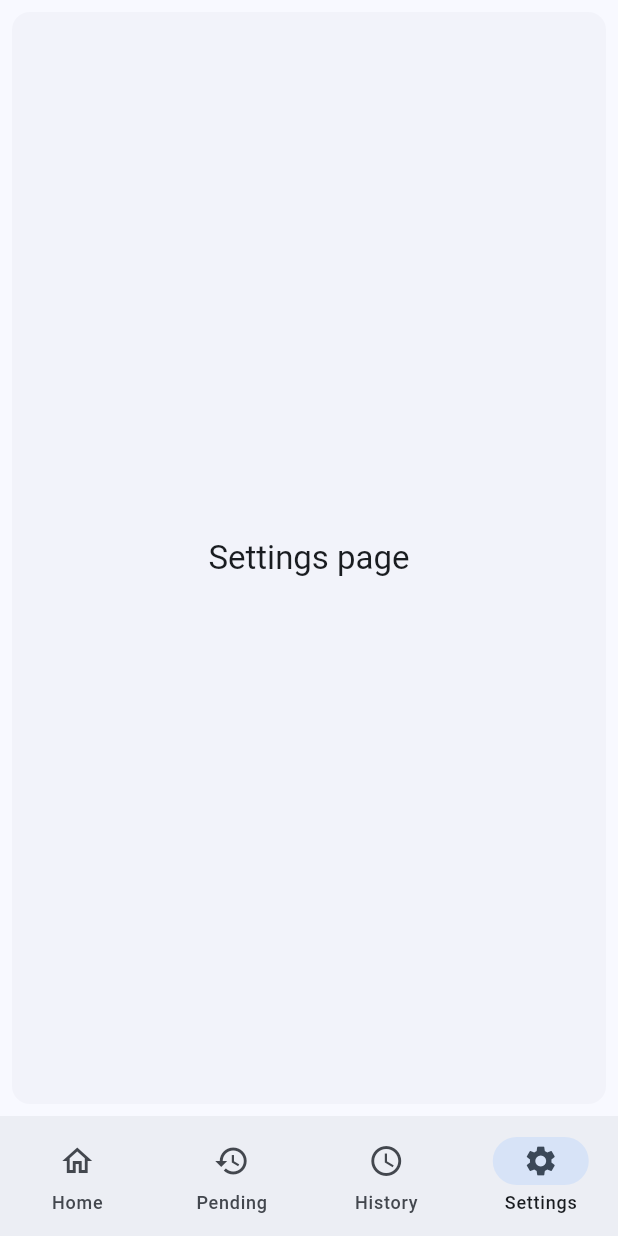
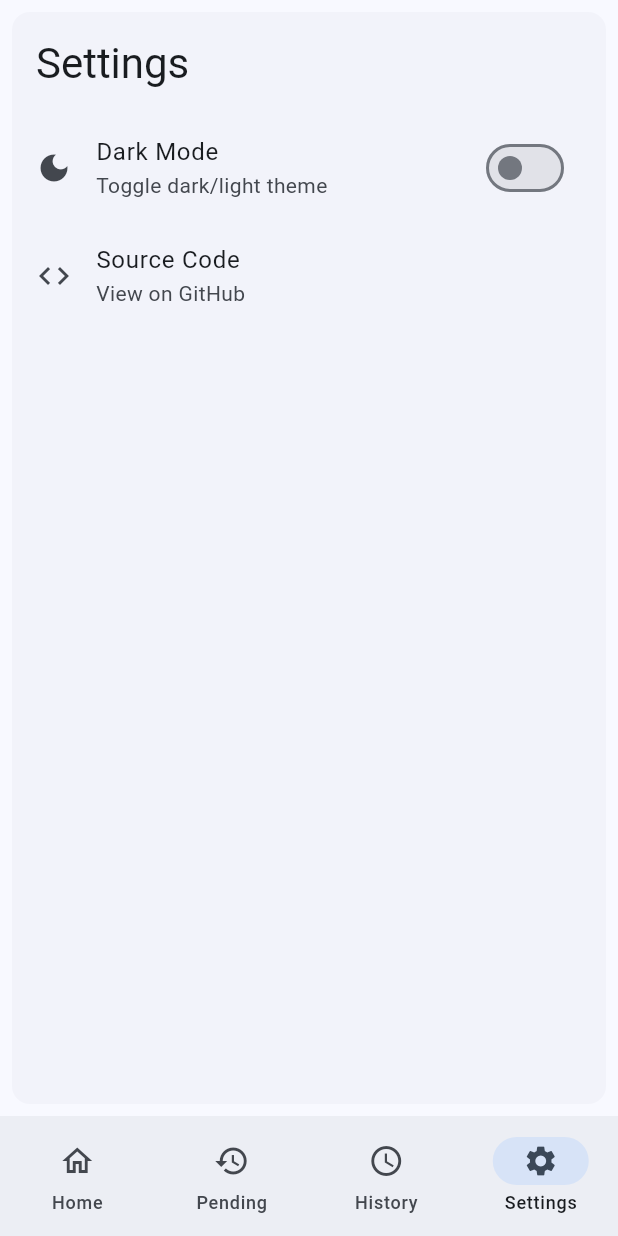
Before and after one commit to blucin/Download-Manager, a Flutter app: the screen it shows after launch, item 4 of the bottom bar chosen, on a phone screen of 412 x 824 dp. Run offline on Flutter 3.47's test engine with Material 3 defaults, Android fonts, the light colour scheme and no system bars; our stand-ins replace flutter_riverpod, open_file, permission_handler, shared_preferences; missing offline and left inert: background_downloader.

Commit message:
v3 app settings working remove unnecessary files

```diff
--- a/lib/main.dart
+++ b/lib/main.dart
@@ -7,7 +7,8 @@ import './pages/home.dart';
 import './pages/history.dart';
 import './pages/pending.dart';
 import './pages/settings.dart';
-import './providers.dart';
+import 'providers/providers.dart';
+import 'providers/theme_provider.dart';
 
 void main() async {
   WidgetsFlutterBinding.ensureInitialized();
@@ -36,16 +37,18 @@ void main() async {
       overrides: [
         sharedPreferencesProvider.overrideWithValue(prefs),
       ],
-      child: const NavigationBarApp(),
+      child: const MyApp(),
     ),
   );
 }
 
-class NavigationBarApp extends StatelessWidget {
-  const NavigationBarApp({super.key});
+class MyApp extends ConsumerWidget {
+  const MyApp({super.key});
 
   @override
-  Widget build(BuildContext context) {
+  Widget build(BuildContext context, WidgetRef ref) {
+    final isDarkMode = ref.watch(themeProvider);
+
     return MaterialApp(
       theme: ThemeData(
         useMaterial3: true,
@@ -57,6 +60,7 @@ class NavigationBarApp extends StatelessWidget {
         colorSchemeSeed: Colors.blue,
         brightness: Brightness.dark,
       ),
+      themeMode: isDarkMode ? ThemeMode.dark : ThemeMode.light,
       home: const NavigationExample(),
     );
   }
--- a/lib/pages/home.dart
+++ b/lib/pages/home.dart
@@ -1,7 +1,7 @@
 import 'package:background_downloader/background_downloader.dart';
 import 'package:flutter/material.dart';
 import 'package:flutter_riverpod/flutter_riverpod.dart';
-import '../providers.dart';
+import '../providers/providers.dart';
 
 class Home extends ConsumerStatefulWidget {
   const Home({super.key});
--- a/lib/pages/pending.dart
+++ b/lib/pages/pending.dart
@@ -1,6 +1,6 @@
 import 'package:flutter/material.dart';
 import 'package:flutter_riverpod/flutter_riverpod.dart';
-import '../providers.dart';
+import '../providers/providers.dart';
 import 'package:background_downloader/background_downloader.dart';
 
 class Pending extends ConsumerWidget {
--- a/lib/pages/settings.dart
+++ b/lib/pages/settings.dart
@@ -1,22 +1,63 @@
 import 'package:flutter/material.dart';
+import 'package:url_launcher/url_launcher.dart';
+import 'package:flutter_riverpod/flutter_riverpod.dart';
+import '../providers/theme_provider.dart';
 
-class Settings extends StatelessWidget {
+class Settings extends StatefulWidget {
   const Settings({super.key});
 
   @override
+  State<Settings> createState() => _SettingsState();
+}
+
+class _SettingsState extends State<Settings> {
+  @override
   Widget build(BuildContext context) {
-    final ThemeData theme = Theme.of(context);
-    return (Card(
-      shadowColor: Colors.transparent,
-      margin: const EdgeInsets.all(8.0),
-      child: SizedBox.expand(
-        child: Center(
-          child: Text(
-            'Settings page',
-            style: theme.textTheme.titleLarge,
+    return Consumer(
+      builder: (context, ref, child) {
+        final isDarkMode = ref.watch(themeProvider);
+        final theme = Theme.of(context);
+
+        return Card(
+          shadowColor: Colors.transparent,
+          margin: const EdgeInsets.all(8.0),
+          child: ListView(
+            children: [
+              Padding(
+                padding: const EdgeInsets.all(16.0),
+                child: Text(
+                  'Settings',
+                  style: theme.textTheme.headlineMedium,
+                ),
+              ),
+              SwitchListTile(
+                title: const Text('Dark Mode'),
+                subtitle: const Text('Toggle dark/light theme'),
+                secondary: const Icon(Icons.dark_mode),
+                value: isDarkMode,
+                onChanged: (_) {
+                  ref.read(themeProvider.notifier).toggleTheme();
+                },
+              ),
+              ListTile(
+                leading: const Icon(Icons.code),
+                title: const Text('Source Code'),
+                subtitle: const Text('View on GitHub'),
+                onTap: () async {
+                  final Uri url = Uri.parse('https://github.com/blucin/sem7-mad-app');
+                  if (!await launchUrl(url)) {
+                    if (context.mounted) {
+                      ScaffoldMessenger.of(context).showSnackBar(
+                        const SnackBar(content: Text('Could not open GitHub')),
+                      );
+                    }
+                  }
+                },
+              ),
+            ],
           ),
-        ),
-      ),
-    ));
+        );
+      },
+    );
   }
 }
--- /dev/null
+++ b/lib/providers/theme_provider.dart
@@ -0,0 +1,20 @@
+import 'package:flutter_riverpod/flutter_riverpod.dart';
+import 'package:shared_preferences/shared_preferences.dart';
+import 'providers.dart';
+
+final themeProvider = StateNotifierProvider<ThemeNotifier, bool>((ref) {
+  final prefs = ref.watch(sharedPreferencesProvider);
+  return ThemeNotifier(prefs);
+});
+
+class ThemeNotifier extends StateNotifier<bool> {
+  final SharedPreferences prefs;
+  static const String _key = 'isDarkMode';
+
+  ThemeNotifier(this.prefs) : super(prefs.getBool(_key) ?? false);
+
+  void toggleTheme() {
+    state = !state;
+    prefs.setBool(_key, state);
+  }
+}
--- a/pubspec.yaml
+++ b/pubspec.yaml
@@ -44,6 +44,7 @@ dependencies:
   path_provider: ^2.1.4
   permission_handler: ^11.3.1
   open_file: ^3.5.9
+  provider: ^6.1.2
 
 dev_dependencies:
   flutter_test:
```
Also changed, not shown: lib/pages/history.dart (+5 -2 lines), lib/providers/download.dart (deleted, +0 -42 lines), lib/providers/history.dart (deleted, +0 -18 lines), lib/providers/pending.dart (deleted, +0 -18 lines), lib/providers/test.dart (deleted, +0 -76 lines), lib/providers/update_manager.dart (deleted, +0 -38 lines), lib/providers/useless-downloads.dart (deleted, +0 -139 lines), lib/providers/providers.dart (renamed from lib/providers.dart), pubspec.lock, 1 other file.
